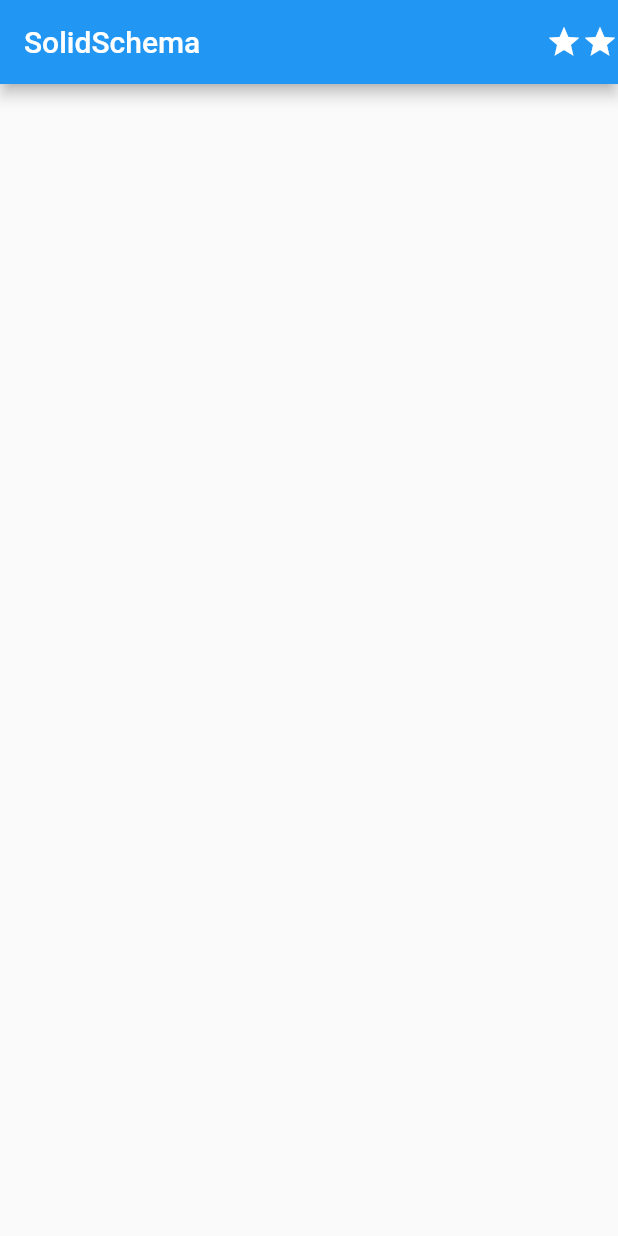
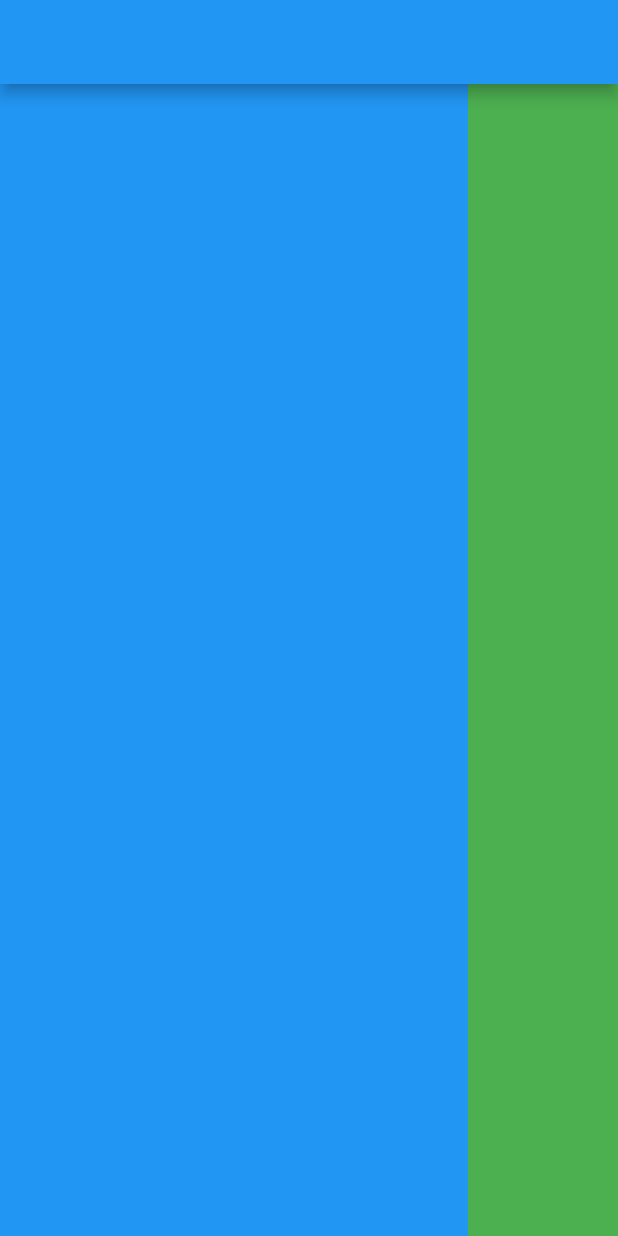
Before and after one commit to KangMyungSuk/flutter_study, a Flutter app: the screen it shows after launch, on a phone screen of 412 x 824 dp. Run offline on Flutter 3.47's test engine with Material 2 defaults, Android fonts, the phone set to English and light mode, and no system bars.

Commit message:
5강 1 flexible 강의 1/3

```diff
--- a/lib/main.dart
+++ b/lib/main.dart
@@ -10,30 +10,14 @@ class  MyApp extends StatelessWidget {
   Widget build(BuildContext context) {
     return MaterialApp(
         home: Scaffold(
-          //appBar: AppBar(title: Text('앱임'),),
-          //appBar: AppBar(leading: Icon(Icons.star), title: Text('SolidSchema'), ),
-          appBar: AppBar(actions: [Icon(Icons.star), Icon(Icons.star)], title: Text('SolidSchema'), ),
-           body: SizedBox(),
-        ),
+            appBar: AppBar(),
+            body: Row(
+              children: [
+                Expanded(child: Container(color:Colors.blue)),
+                Container(width : 100, color:Colors.green),
+              ],
+            )
+        )
     );
   }
 }
-
-
-
-          /* 정렬  컨테이너 박스 좌우로 넓게 3장
-          body: Align(
-            alignment: Alignment.center,
-            child: Container(
-              width: double.infinity, height: 55, color:Colors.blue,
-          */
-              // margin: EdgeInsets.all(20), // 외부 여백 shift box
-
-              // padding: EdgeInsets.all(20),  // 내부 글씨 내부 박스 벽부터 거리
-
-              //margin: EdgeInsets.fromLTRB(0, 30, 0, 0) // 마진을 좌, 우, 상, 하 다 줄수 있다.
-
-              // 박스 데코 디자인
-              //  decoration: BoxDecoration( // 테두리 주기
-              //  border: Border.all(color: Colors.black),
-              //),
```
